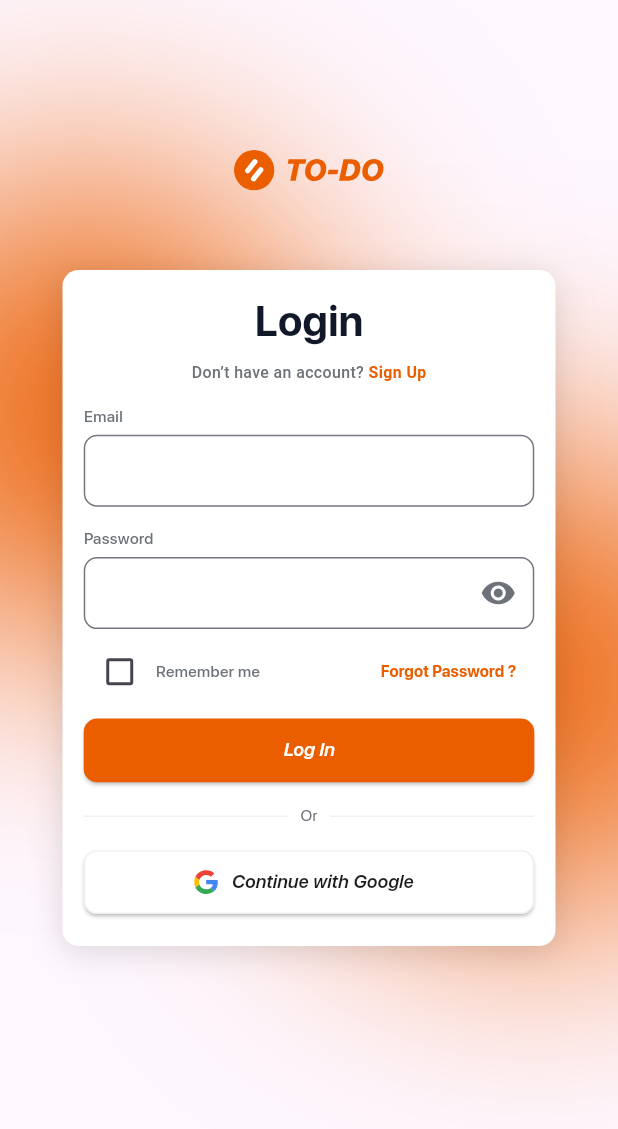
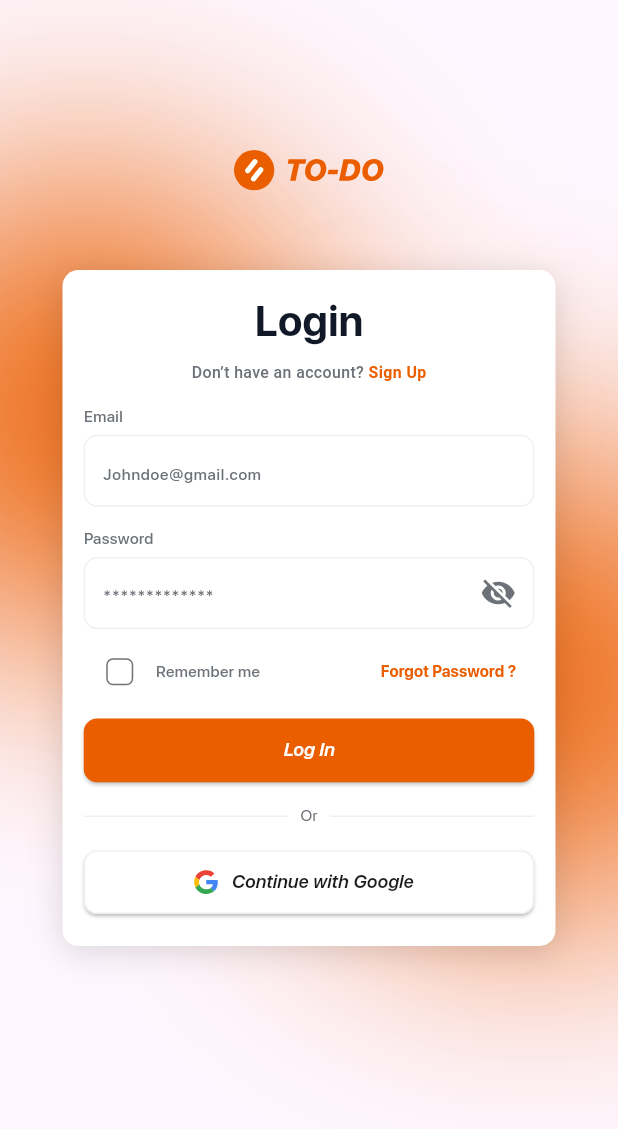
Before and after one commit to pankaj1101/task_management_app, a Flutter app: the LoginScreen screen opened by its route, on a phone screen of 412 x 824 dp. Shown: the top 1129 px of the screen. Run offline on Flutter 3.47's test engine with Material 3 defaults, Android fonts, the phone set to English and light mode, and no system bars; our stand-ins replace flutter_riverpod, flutter_screenutil, flutter_svg, shared_preferences; accounts and stored records are empty; project files that could hold a hidden picture were left out.

Commit message:
`Added theme, assets, and login screen functionality`

```diff
--- /dev/null
+++ b/lib/application/login/login_notifier.dart
@@ -0,0 +1,4 @@
+import 'package:flutter_riverpod/legacy.dart';
+
+final showPasswordSP = StateProvider.autoDispose<bool>((_) => false);
+final rememberMePasswordSP = StateProvider.autoDispose<bool>((_) => false);
--- /dev/null
+++ b/lib/application/signup/signup_notifier.dart
@@ -0,0 +1,3 @@
+import 'package:flutter_riverpod/legacy.dart';
+
+final togglePasswordProvider = StateProvider.autoDispose<bool>((ref) => false);
--- a/lib/core/constants/app_assets.dart
+++ b/lib/core/constants/app_assets.dart
@@ -2,4 +2,5 @@ class AppAssets {
   static final String appLogo = 'assets/icons/app_logo.svg';
   static final String appLogoSecondary = 'assets/icons/app_logo_secondary.svg';
   static final String googleIcon = 'assets/icons/google.svg';
+  static final String calenderIcon = 'assets/icons/calender_icon.svg';
 }
--- a/lib/core/constants/app_colors.dart
+++ b/lib/core/constants/app_colors.dart
@@ -11,4 +11,5 @@ class AppColors {
   static final Color borderColor = Color(0xffEDF1F3);
   static final Color secondary500 = Color(0xff1A1C1E);
   static final Color btnBorderColor = Color(0xffEFF0F6);
+  static const Color errorColor = Color(0xFFD32F2F);
 }
--- a/lib/core/router/app_router.dart
+++ b/lib/core/router/app_router.dart
@@ -1,6 +1,7 @@
 import 'package:flutter/material.dart';
 import 'package:task_management_app/core/router/routes_names.dart';
 import 'package:task_management_app/features/auth/login/login_screen.dart';
+import 'package:task_management_app/features/auth/signup/signup_screen.dart';
 import 'package:task_management_app/features/onboarding/onboarding_screen.dart';
 import 'package:task_management_app/features/splash/splash_screen.dart';
 
@@ -14,6 +15,8 @@ class AppRouter {
         return MaterialPageRoute(builder: (_) => const OnboardingScreen());
       case RoutesNames.login:
         return MaterialPageRoute(builder: (_) => const LoginScreen());
+      case RoutesNames.signup:
+        return MaterialPageRoute(builder: (_) => const SignupScreen());
 
       default:
         return MaterialPageRoute(
--- /dev/null
+++ b/lib/core/theme/app_theme.dart
@@ -0,0 +1,48 @@
+// lib/presentation/core/theme/app_theme.dart
+
+import 'package:flutter/material.dart';
+import 'package:flutter_screenutil/flutter_screenutil.dart';
+import 'package:task_management_app/core/constants/app_colors.dart';
+// import AppColors, ScreenUtil, etc.
+
+class AppTheme {
+  // Define your global theme data
+  static final ThemeData lightTheme = ThemeData(
+    fontFamily: 'SF Pro Display',
+    primaryColor: AppColors.primaryColor,
+
+    // CHECKBOX THEME HERE
+    checkboxTheme: CheckboxThemeData(
+      side: BorderSide(width: 1, color: AppColors.greyColor),
+      shape: RoundedRectangleBorder(
+        borderRadius: BorderRadiusGeometry.circular(5.r),
+      ),
+    ),
+
+    // ADD YOUR INPUT DECORATION THEME HERE
+    inputDecorationTheme: InputDecorationTheme(
+      hintStyle: TextStyle(
+        fontSize: 12.r,
+        fontWeight: FontWeight.w500,
+        color: AppColors.greyColor,
+      ),
+      border: OutlineInputBorder(
+        borderRadius: BorderRadius.circular(10.r),
+        borderSide: BorderSide(color: AppColors.borderColor),
+      ),
+      enabledBorder: OutlineInputBorder(
+        borderRadius: BorderRadius.circular(10.r),
+        borderSide: BorderSide(color: AppColors.borderColor),
+      ),
+      focusedBorder: OutlineInputBorder(
+        borderSide: BorderSide(color: AppColors.primaryColor, width: 2.0),
+        borderRadius: BorderRadius.circular(10.r),
+      ),
+      // Add error border, enabled border, etc., here...
+      errorBorder: OutlineInputBorder(
+        borderSide: BorderSide(color: AppColors.errorColor, width: 1.5),
+        borderRadius: BorderRadius.circular(10.r),
+      ),
+    ),
+  );
+}
--- a/lib/features/auth/login/login_screen.dart
+++ b/lib/features/auth/login/login_screen.dart
@@ -1,15 +1,35 @@
 import 'package:flutter/gestures.dart';
 import 'package:flutter/material.dart';
+import 'package:flutter_riverpod/flutter_riverpod.dart';
 import 'package:flutter_screenutil/flutter_screenutil.dart';
 import 'package:flutter_svg/svg.dart';
+import 'package:task_management_app/application/login/login_notifier.dart';
 import 'package:task_management_app/core/constants/constants_export.dart';
+import 'package:task_management_app/core/router/app_router.dart';
+import 'package:task_management_app/core/router/routes_names.dart';
 import 'package:task_management_app/widgets/app_button_widget.dart';
 import 'package:task_management_app/widgets/app_button_with_icon_widget.dart';
 import 'package:task_management_app/widgets/app_textformfield.dart';
 import 'package:task_management_app/widgets/background_gradient.dart';
 
-class LoginScreen extends StatelessWidget {
+class LoginScreen extends StatefulWidget {
   const LoginScreen({super.key});
+
+  @override
+  State<LoginScreen> createState() => _LoginScreenState();
+}
+
+class _LoginScreenState extends State<LoginScreen> {
+  final _emailController = TextEditingController();
+  final _passwordController = TextEditingController();
+  final _formKey = GlobalKey<FormState>();
+
+  @override
+  void dispose() {
+    _emailController.dispose();
+    _passwordController.dispose();
+    super.dispose();
+  }
 
   @override
   Widget build(BuildContext context) {
@@ -40,6 +60,8 @@ class LoginScreen extends StatelessWidget {
                     ],
                   ),
                   constraints: BoxConstraints(maxWidth: 400.w),
+                  child: Form(
+                    key: _formKey,
                     child: Column(
                       children: [
                         SizedBox(height: 16.h),
@@ -66,10 +88,10 @@ class LoginScreen extends StatelessWidget {
                                 recognizer:
                                     TapGestureRecognizer()
                                       ..onTap = () {
-                                      // 👇 Handle tap here
-                                      print('Sign Up tapped');
-                                      // Example: Navigate to sign-up screen
-                                      // Navigator.pushNamed(context, '/signup');
+                                        AppRouter.push(
+                                          context,
+                                          RoutesNames.signup,
+                                        );
                                       },
                                 style: TextStyle(
                                   fontSize: 12.r,
@@ -94,8 +116,11 @@ class LoginScreen extends StatelessWidget {
                                 ),
                               ),
                               SizedBox(height: 5.h),
+
+                              // Email field...
                               AppTextFormField(
-                              controller: TextEditingController(),
+                                controller: _emailController,
+                                hintText: 'Johndoe@gmail.com',
                               ),
                               SizedBox(height: 16.h),
                               Text(
@@ -107,21 +132,56 @@ class LoginScreen extends StatelessWidget {
                                 ),
                               ),
                               SizedBox(height: 5.h),
-                            AppTextFormField(
-                              controller: TextEditingController(),
-                              obscureText: true,
+
+                              // password field...
+                              Consumer(
+                                builder: (context, ref, _) {
+                                  final showPassword = ref.watch(
+                                    showPasswordSP,
+                                  );
+                                  final controller = ref.read(
+                                    showPasswordSP.notifier,
+                                  );
+
+                                  return AppTextFormField(
+                                    controller: _passwordController,
+                                    obscureText: !showPassword,
+                                    hintText: '*************',
                                     suffixIcon: IconButton(
-                                onPressed: () {},
+                                      onPressed: () {
+                                        controller.state = !controller.state;
+                                      },
                                       icon: Icon(
-                                  Icons.remove_red_eye,
+                                        showPassword
+                                            ? Icons.visibility
+                                            : Icons.visibility_off,
                                         color: AppColors.greyColor,
                                       ),
                                     ),
+                                  );
+                                },
                               ),
                               SizedBox(height: 5.h),
                               Row(
                                 children: [
-                                Checkbox(value: false, onChanged: (_) {}),
+                                  // checkbox
+                                  Consumer(
+                                    builder: (context, ref, _) {
+                                      final rememberMe = ref.watch(
+                                        rememberMePasswordSP,
+                                      );
+                                      final controller = ref.read(
+                                        rememberMePasswordSP.notifier,
+                                      );
+                                      return Checkbox(
+                                        value: rememberMe,
+                                        activeColor: AppColors.primaryColor,
+                                        onChanged: (value) {
+                                          controller.state = value ?? false;
+                                        },
+                                      );
+                                    },
+                                  ),
                                   Text(
                                     AppStrings.rememberMe,
                                     style: TextStyle(
@@ -153,7 +213,9 @@ class LoginScreen extends StatelessWidget {
                               Row(
                                 children: [
                                   Expanded(
-                                  child: Divider(color: AppColors.borderColor),
+                                    child: Divider(
+                                      color: AppColors.borderColor,
+                                    ),
                                   ),
                                   Padding(
                                     padding: EdgeInsets.all(8.0),
@@ -167,7 +229,9 @@ class LoginScreen extends StatelessWidget {
                                     ),
                                   ),
                                   Expanded(
-                                  child: Divider(color: AppColors.borderColor),
+                                    child: Divider(
+                                      color: AppColors.borderColor,
+                                    ),
                                   ),
                                 ],
                               ),
@@ -183,6 +247,7 @@ class LoginScreen extends StatelessWidget {
                       ],
                     ),
                   ),
+                ),
               ],
             ),
           ),
--- a/lib/widgets/app_textformfield.dart
+++ b/lib/widgets/app_textformfield.dart
@@ -1,16 +1,20 @@
 import 'package:flutter/material.dart';
 import 'package:flutter_screenutil/flutter_screenutil.dart';
-import 'package:task_management_app/core/constants/app_colors.dart';
 
 class AppTextFormField extends StatelessWidget {
   final TextEditingController controller;
   final bool obscureText;
   final Widget? suffixIcon;
+  final String hintText;
+  final VoidCallback? onTap;
+
   const AppTextFormField({
     super.key,
     required this.controller,
     this.obscureText = false,
     this.suffixIcon,
+    this.hintText = '',
+    this.onTap,
   });
 
   @override
@@ -18,15 +22,13 @@ class AppTextFormField extends StatelessWidget {
     return TextFormField(
       controller: controller,
       obscureText: obscureText,
+      onTap: onTap,
       onTapOutside: (event) {
         FocusScope.of(context).unfocus();
       },
       decoration: InputDecoration(
+        hintText: hintText,
         contentPadding: EdgeInsets.symmetric(horizontal: 10.r, vertical: 5.r),
-        border: OutlineInputBorder(
-          borderSide: BorderSide(color: AppColors.borderColor),
-          borderRadius: BorderRadius.circular(10.r),
-        ),
         suffixIcon: suffixIcon,
       ),
     );
```
Also changed, not shown: lib/app.dart (+2 -5 lines), lib/features/auth/signup/signup_screen.dart (added, +255 -0 lines), assets/icons/calender_icon.svg (added). Lines whose indentation alone changed are shown as unchanged.
